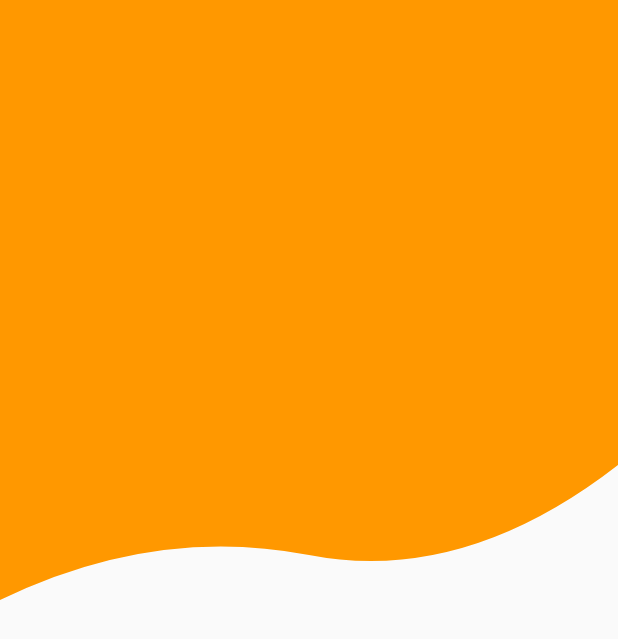
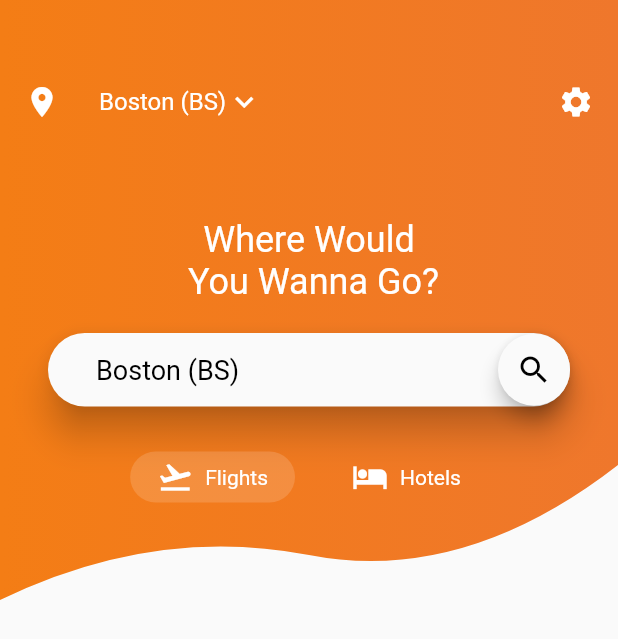
Before and after one commit to phemmelliot/Flutter-Flight-App, a Flutter app: the screen it shows after launch, on a phone screen of 412 x 824 dp. Shown: the top 639 px of the screen. Run offline on Flutter 3.47's test engine with Material 2 defaults, Android fonts, the phone set to English and light mode, and no system bars.

Commit message:
Finish upper part of homescreen

```diff
--- /dev/null
+++ b/lib/choice_clip.dart
@@ -0,0 +1,57 @@
+import 'package:flutter/material.dart';
+
+class ChoiceClip extends StatefulWidget {
+  final IconData icon;
+  final String text;
+  final bool isFlightSelected;
+  final Function onChoiceSelected;
+
+  ChoiceClip({this.icon, this.text, this.isFlightSelected, this.onChoiceSelected});
+
+  @override
+  _ChoiceClipState createState() => _ChoiceClipState();
+}
+
+class _ChoiceClipState extends State<ChoiceClip> {
+  @override
+  Widget build(BuildContext context) {
+    return InkWell(
+      onTap: () {
+        widget.onChoiceSelected(widget.text);
+      },
+      child: Container(
+        padding: EdgeInsets.symmetric(horizontal: 18.0, vertical: 5.0),
+        decoration: addWhiteShade(),
+        child: Row(
+          mainAxisAlignment: MainAxisAlignment.spaceBetween,
+          mainAxisSize: MainAxisSize.min,
+          children: <Widget>[
+            Icon(widget.icon, color: Colors.white,),
+            SizedBox(width: 8.0),
+            Text(
+              widget.text,
+              style: TextStyle(color: Colors.white, fontSize: 14.0),
+            ),
+          ],
+        ),
+      ),
+    );
+  }
+
+  BoxDecoration addWhiteShade() {
+    BoxDecoration shadeDecoration = BoxDecoration(
+        borderRadius: BorderRadius.all(Radius.circular(20.0)),
+        color: Colors.white.withOpacity(0.15)
+    );
+
+    if(widget.text == 'Flights' && widget.isFlightSelected){
+      return shadeDecoration;
+    }
+
+    if(widget.text == 'Hotels' && !widget.isFlightSelected){
+      return shadeDecoration;
+    }
+
+    return null;
+  }
+}
--- /dev/null
+++ b/lib/constants.dart
@@ -0,0 +1,14 @@
+import 'package:flutter/material.dart';
+
+List<String> locations = [
+  'Boston (BS)',
+  'New York City (JFK)',
+  'Abuja (ABJ)',
+  'Lagos (LG)',
+  'Abu dhabi (AD)'
+];
+
+ThemeData appTheme = ThemeData(
+  primaryColor: Color(0xFFF3791A),
+  fontFamily: 'Oxygen'
+);
--- a/lib/main.dart
+++ b/lib/main.dart
@@ -1,8 +1,13 @@
 import 'package:flutter/material.dart';
 
 import 'custom_shape_clipper.dart';
+import 'constants.dart';
+import 'choice_clip.dart';
 
 void main() => runApp(HomeScreen());
+
+const dropDownItemsStyle = TextStyle(color: Colors.black, fontSize: 18.0);
+const dropDownMenuText = TextStyle(color: Colors.white, fontSize: 16.0);
 
 class HomeScreen extends StatelessWidget {
   @override
@@ -27,6 +32,9 @@ class HomeScreenTopPart extends StatefulWidget {
 }
 
 class _HomeScreenTopPartState extends State<HomeScreenTopPart> {
+  int selectedPopupItemIndex = 0;
+  bool isFlightSelected = true;
+
   @override
   Widget build(BuildContext context) {
     return Stack(
@@ -35,10 +43,151 @@ class _HomeScreenTopPartState extends State<HomeScreenTopPart> {
           clipper: CustomShapeClipper(),
           child: Container(
             height: 400.0,
-            color: Colors.orange,
+            decoration: BoxDecoration(
+              gradient: LinearGradient(
+                begin: Alignment.centerLeft,
+                end: Alignment.centerRight,
+                colors: [Color(0xFFF47D15), Color(0xFFEF772C)],
+              ),
+            ),
+            child: Column(
+              children: <Widget>[
+                SizedBox(
+                  height: 40.0,
+                  width: MediaQuery.of(context).size.width,
+                ),
+                Row(
+                  children: <Widget>[
+                    Padding(
+                      padding: const EdgeInsets.all(16.0),
+                      child: Icon(
+                        Icons.location_on,
+                        color: Colors.white,
+                      ),
+                    ),
+                    SizedBox(
+                      width: 10.0,
+                    ),
+                    PopupMenuButton(
+                      onSelected: (int index) {
+                        setState(() {
+                          selectedPopupItemIndex = index;
+                        });
+                      },
+                      child: Row(
+                        children: <Widget>[
+                          Text(
+                            locations[selectedPopupItemIndex],
+                            style: dropDownMenuText,
+                          ),
+                          Icon(
+                            Icons.keyboard_arrow_down,
+                            color: Colors.white,
+                          )
+                        ],
+                      ),
+                      itemBuilder: (BuildContext context) =>
+                          locations.map((String location) {
+                            return PopupMenuItem(
+                              child: Text(
+                                location,
+                                style: dropDownItemsStyle,
+                              ),
+                              value: locations.indexOf(location),
+                            );
+                          }).toList(),
+                    ),
+                    Spacer(),
+                    Container(
+                      alignment: Alignment.topRight,
+                      padding: EdgeInsets.only(right: 16.0),
+                      child: Icon(
+                        Icons.settings,
+                        color: Colors.white,
+                      ),
+                    )
+                  ],
+                ),
+                SizedBox(
+                  height: 50.0,
+                ),
+                Text(
+                  'Where Would\n You Wanna Go?',
+                  style: TextStyle(color: Colors.white, fontSize: 24.0),
+                  textAlign: TextAlign.center,
+                ),
+                SizedBox(
+                  height: 20.0,
+                ),
+                Padding(
+                  padding: EdgeInsets.symmetric(horizontal: 32.0),
+                  child: Material(
+                    elevation: 10.0,
+                    borderRadius: BorderRadius.all(Radius.circular(30.0)),
+                    child: TextField(
+                      controller: TextEditingController(
+                          text: locations[selectedPopupItemIndex]),
+                      cursorColor: appTheme.primaryColor,
+                      style: dropDownItemsStyle,
+                      decoration: InputDecoration(
+                        border: InputBorder.none,
+                        contentPadding: EdgeInsets.symmetric(
+                            vertical: 14.0, horizontal: 32.0),
+                        suffixIcon: Material(
+                          elevation: 5.0,
+                          borderRadius: BorderRadius.all(Radius.circular(30.0)),
+                          child: Icon(
+                            Icons.search,
+                            color: Colors.black,
+                          ),
+                        ),
+                      ),
+                    ),
+                  ),
+                ),
+                Padding(
+                  padding: const EdgeInsets.only(top: 30.0),
+                  child: Row(
+                    mainAxisAlignment: MainAxisAlignment.spaceBetween,
+                    mainAxisSize: MainAxisSize.min,
+                    children: <Widget>[
+                      ChoiceClip(
+                        icon: Icons.flight_takeoff,
+                        text: 'Flights',
+                        isFlightSelected: isFlightSelected,
+                        onChoiceSelected: (type) => onChoiceClicked(type),
+                      ),
+                      SizedBox(
+                        width: 20.0,
+                      ),
+                      ChoiceClip(
+                        icon: Icons.hotel,
+                        text: 'Hotels',
+                        isFlightSelected: isFlightSelected,
+                        onChoiceSelected: (type) => onChoiceClicked(type),
+                      )
+                    ],
+                  ),
+                )
+              ],
+            ),
           ),
         ),
       ],
     );
   }
+
+  onChoiceClicked(String type) {
+    if(type == 'Flights' && !isFlightSelected){
+      setState(() {
+        isFlightSelected = true;
+      });
+    }
+
+    if(type == 'Hotels' && isFlightSelected){
+      setState(() {
+        isFlightSelected = false;
+      });
+    }
+  }
 }
```
